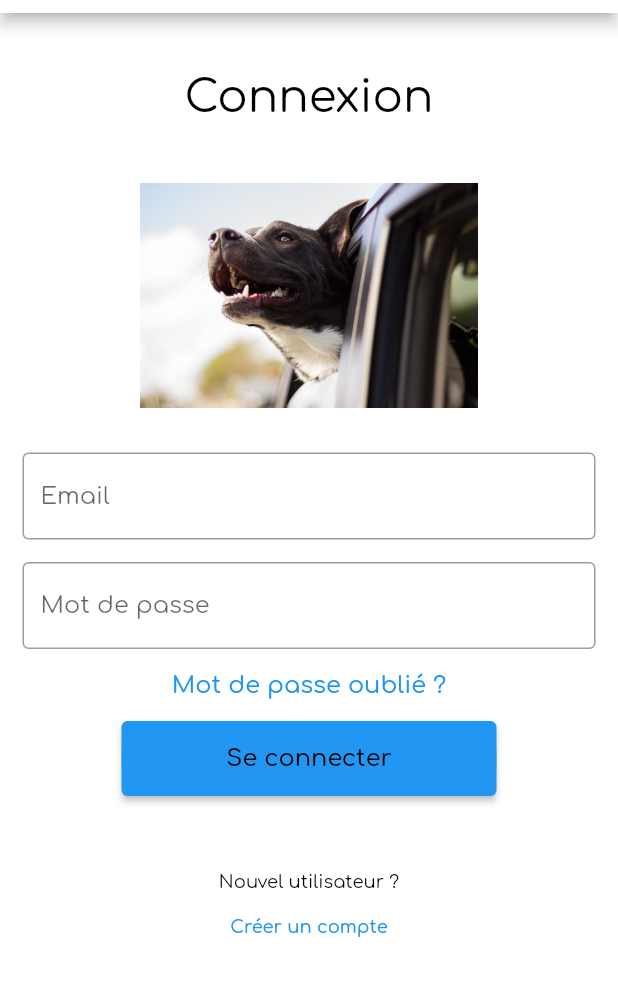
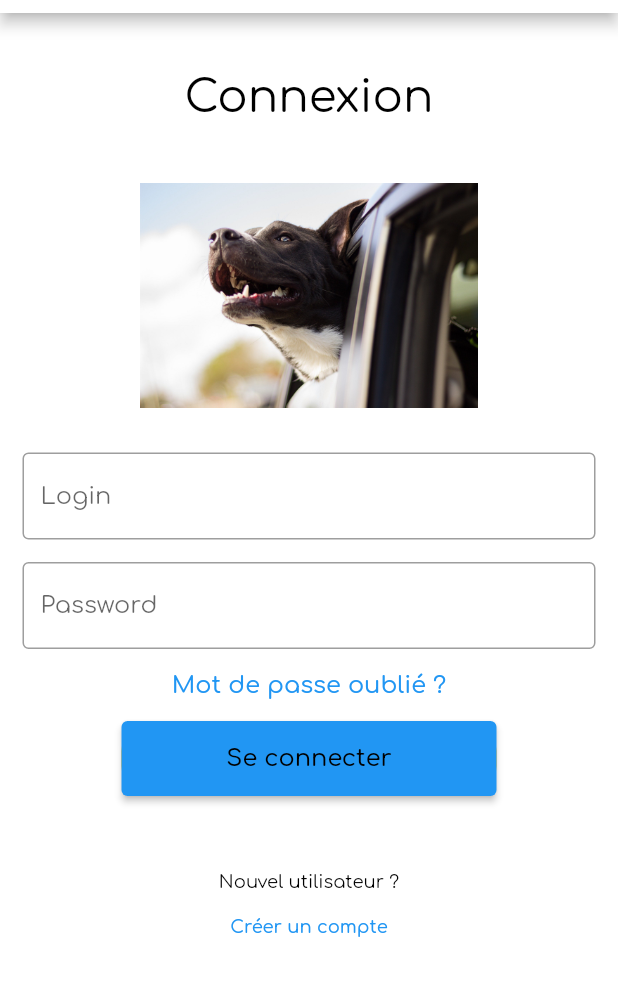
Before and after one commit to TrentinMarc/miaged, a Flutter app: the screen it shows after launch, on a phone screen of 412 x 824 dp, the part 71-1067 px from its top. Run offline on Flutter 3.47's test engine with Material 2 defaults, Android fonts, the phone set to English and light mode, and no system bars; our stand-ins replace firebase_auth, firebase_core, get, google_fonts; accounts and stored records are empty.

Commit message:
#1 MVP1 Login page

```diff
--- a/lib/main.dart
+++ b/lib/main.dart
@@ -20,6 +20,7 @@ class MyApp extends StatelessWidget {
   // This widget is the root of your application.
   @override
   Widget build(BuildContext context) {
+
     return StreamProvider<AppUser?>.value(
       value: AuthenticationService().user,
       initialData: null,
@@ -29,7 +30,7 @@ class MyApp extends StatelessWidget {
         theme: ThemeData(
           primarySwatch: Colors.blue,
         ),
-        home: const SplashScreenWrapper(),
+        home: SplashScreenWrapper(),
       ),
     );
   }
--- a/lib/models/user.dart
+++ b/lib/models/user.dart
@@ -1,5 +1,5 @@
 class AppUser{
   final String uid;
 
-  AppUser({required this.uid});
+  AppUser(this.uid);
 }
--- a/lib/screens/login_screen.dart
+++ b/lib/screens/login_screen.dart
@@ -63,7 +63,7 @@ class _LoginDemoState extends State<LoginDemo> {
                 style: GoogleFonts.comfortaa(fontSize: 16, color: Colors.black),
                 decoration: const InputDecoration(
                     border: OutlineInputBorder(),
-                    labelText: 'Email',
+                    labelText: 'Login',
                     hintText: 'abc@gmail.com'),
               ),
             ),
@@ -77,7 +77,7 @@ class _LoginDemoState extends State<LoginDemo> {
                 style: GoogleFonts.comfortaa(fontSize: 16, color: Colors.black),
                 decoration: const InputDecoration(
                     border: OutlineInputBorder(),
-                    labelText: 'Mot de passe',
+                    labelText: 'Password',
                     hintText: 'Saisir un mdp sécurisé'),
               ),
             ),
@@ -103,15 +103,10 @@ class _LoginDemoState extends State<LoginDemo> {
                   var email = emailController.text.trim();
                   var pwd = pwdController.text.trim();
                   var result = await _authenticationService.signInWithEmailAndPwd(email, pwd);
-                  if(result != null){
-                    Navigator.push(
-                      context,
-                      MaterialPageRoute(builder: (context) => HomePage()),
-                    );
-                  }else{
+                  if(result == null){
                     showDialog(
                       context: context,
-                      builder: (BuildContext context) => Popup().build(context),
+                      builder: (BuildContext context) => const Popup(popupName: "Erreur", popupMessage: "Identifiants incorrects...",).build(context),
                     );
                   }
                 },
--- a/lib/screens/splashscreen_wrapper.dart
+++ b/lib/screens/splashscreen_wrapper.dart
@@ -10,11 +10,12 @@ class SplashScreenWrapper extends StatelessWidget {
   @override
   Widget build(BuildContext context) {
     final user = Provider.of<AppUser?>(context);
-    print("hhh : " + user.toString());
-    if(user != null){
+    if(user == null){
+      return LoginDemo();
+    }else{
+      print("user id : " + user.uid);
       return HomePage();
-    }else{
-      return LoginDemo();
+
     }
   }
 }
--- a/lib/services/authentication.dart
+++ b/lib/services/authentication.dart
@@ -1,25 +1,17 @@
-
 import 'dart:async';
-
 import 'package:firebase_auth/firebase_auth.dart';
-import 'package:flutter/cupertino.dart';
 import 'package:miaged/models/user.dart';
 
 class AuthenticationService {
   final FirebaseAuth _auth = FirebaseAuth.instance;
-  final controller = StreamController<AppUser>();
+  // final controller = StreamController<AppUser>();
 
-  AppUser? _userFromFirebaseUser(User? user){
-    if(user != null){
-      return AppUser(uid: user.uid);
-    }else{
-      return null;
-    }
-
+  AppUser? _userFromFirebaseUser(User? user) {
+    return user != null ? AppUser(user.uid) : null;
   }
 
   Stream<AppUser?> get user {
-    return _auth.authStateChanges().map((User? user) => _userFromFirebaseUser(user));
+    return _auth.authStateChanges().map(_userFromFirebaseUser);
   }
 
   Future signInWithEmailAndPwd(String email, String pwd) async{
@@ -35,17 +27,8 @@ class AuthenticationService {
   }
 
   Future signOut() async{
-    // try{
-    //   return await _auth.signOut();
-    // } catch(exception){
-    //   print(exception.toString());
-    //   return null;
-    // }
     try{
-      UserCredential result =
-      await _auth.signInWithEmailAndPassword(email: "marc.trentin06@gmail.com", password: "abcdef");
-      User? user = result.user;
-      return _userFromFirebaseUser(user);
+      return await _auth.signOut();
     } catch(exception){
       print(exception.toString());
       return null;
```
Also changed, not shown: assets/lotties/a_error.json (added, +1 -0 lines), lib/screens/home_page.dart (+10 -1 lines), lib/widgets/popup.dart (+6 -4 lines).
